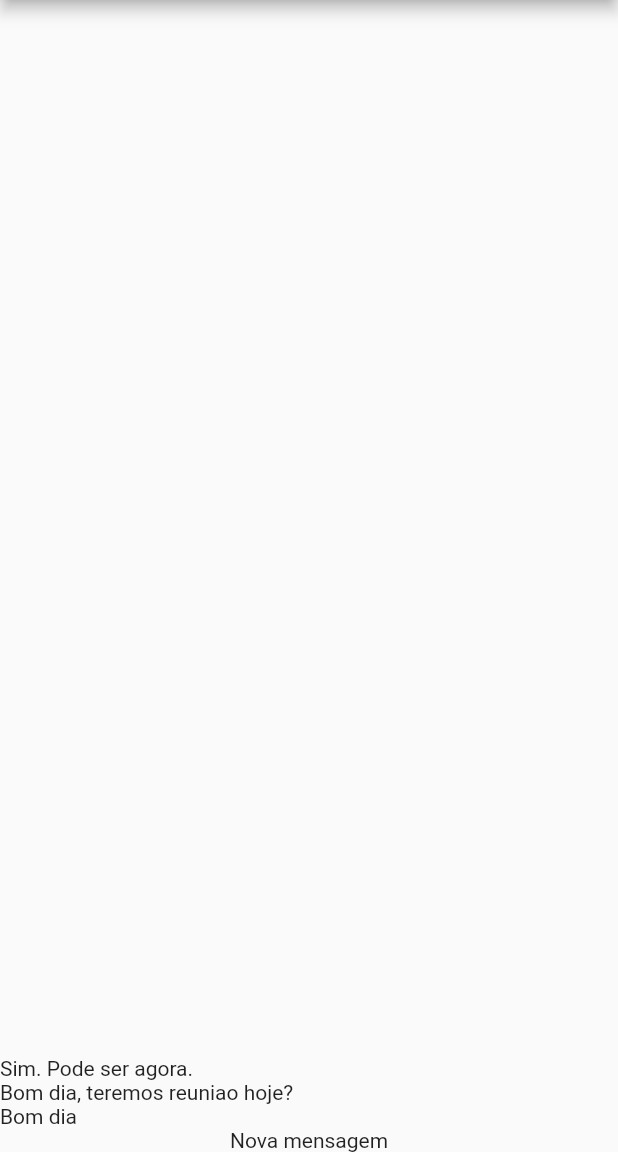
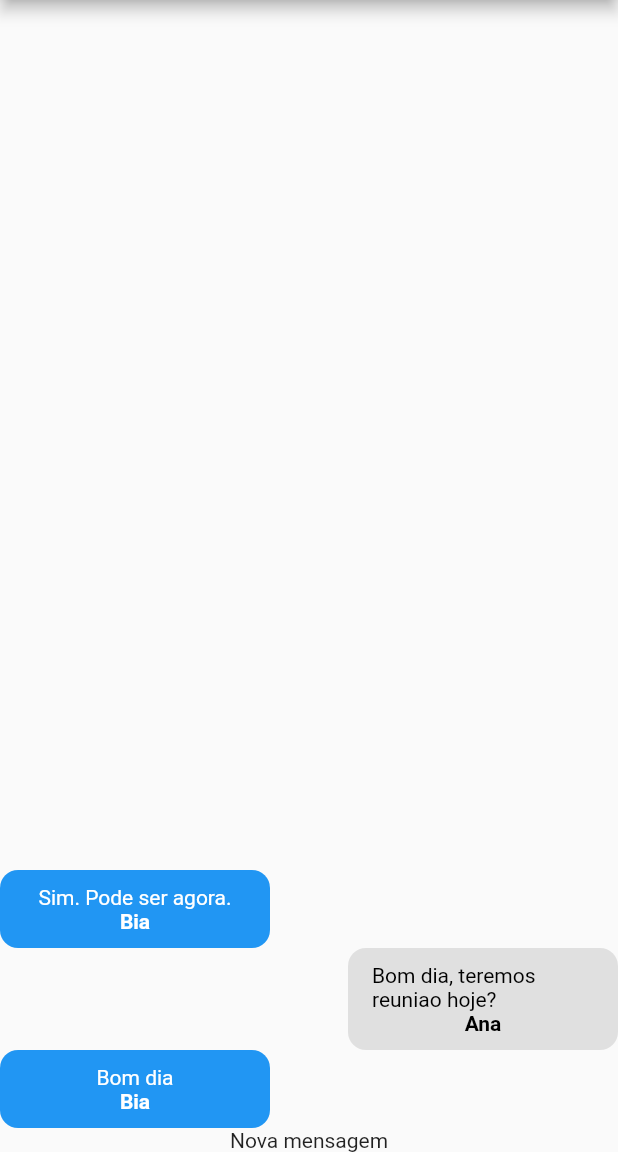
Before and after one commit to LuaDlc/chat_boom, a Flutter app: the screen it shows after launch, on a phone screen of 412 x 824 dp, the part 84-1236 px from its top. Run offline on Flutter 3.47's test engine with Material 2 defaults, Android fonts, the phone set to English and light mode, and no system bars; our stand-ins replace image_picker; accounts and stored records are empty.

Commit message:
componente message bubble

```diff
--- /dev/null
+++ b/lib/components/message_bubble.dart
@@ -0,0 +1,53 @@
+// ignore_for_file: public_member_api_docs, sort_constructors_first
+import 'package:flutter/material.dart';
+
+import 'package:chat/core/models/chat_message.dart';
+
+class MessageBubble extends StatelessWidget {
+  final ChatMessage message;
+  final bool belongsToCurrentUser;
+
+  const MessageBubble({
+    Key? key,
+    required this.message,
+    required this.belongsToCurrentUser,
+  }) : super(key: key);
+
+  @override
+  Widget build(BuildContext context) {
+    return Row(
+      mainAxisAlignment: belongsToCurrentUser
+          ? MainAxisAlignment.end
+          : MainAxisAlignment.start,
+      children: [
+        Container(
+            decoration: BoxDecoration(
+                color: belongsToCurrentUser
+                    ? Colors.grey.shade300
+                    : Theme.of(context).primaryColor,
+                borderRadius: const BorderRadius.all(
+                  Radius.circular(12),
+                )),
+            width: 180,
+            padding: const EdgeInsets.symmetric(vertical: 10, horizontal: 16),
+            child: Column(
+              children: [
+                Text(
+                  message.text,
+                  style: TextStyle(
+                      color:
+                          belongsToCurrentUser ? Colors.black : Colors.white),
+                ),
+                Text(
+                  message.userName,
+                  style: TextStyle(
+                      fontWeight: FontWeight.bold,
+                      color:
+                          belongsToCurrentUser ? Colors.black : Colors.white),
+                ),
+              ],
+            )),
+      ],
+    );
+  }
+}
--- a/lib/components/messages.dart
+++ b/lib/components/messages.dart
@@ -1,4 +1,6 @@
+import 'package:chat/components/message_bubble.dart';
 import 'package:chat/core/models/chat_message.dart';
+import 'package:chat/core/models/services/auth/auth_service.dart';
 import 'package:chat/core/models/services/auth/chat/chat_service.dart';
 import 'package:flutter/material.dart';
 
@@ -7,6 +9,7 @@ class Messages extends StatelessWidget {
 
   @override
   Widget build(BuildContext context) {
+    final currentUser = AuthService().currentUser;
     return StreamBuilder<List<ChatMessage>>(
       stream: ChatService().messagesStream(),
       builder: (ctx, snapshot) {
@@ -17,10 +20,12 @@ class Messages extends StatelessWidget {
         } else {
           final msg = snapshot.data!;
           return ListView.builder(
-            reverse: true,
-            itemCount: msg.length,
-            itemBuilder: (context, index) => Text(msg[index].text),
-          );
+              reverse: true,
+              itemCount: msg.length,
+              itemBuilder: (context, index) => MessageBubble(
+                  key: ValueKey(msg[index].id),
+                  message: msg[index],
+                  belongsToCurrentUser: currentUser?.id == msg[index].userId));
         }
       },
     );
--- a/lib/core/models/services/auth/auth_mock_service.dart
+++ b/lib/core/models/services/auth/auth_mock_service.dart
@@ -7,12 +7,12 @@ import 'package:chat/core/models/services/auth/auth_service.dart';
 
 class AuthMockService implements AuthService {
   static final _defaultUser = ChatUser(
-    id: '1',
-    name: 'Teste',
-    email: 'teste@teste.com',
+    id: '456',
+    name: 'Ana',
+    email: 'ana@ana.com',
     imageUrl: 'assets/images/avatar.png',
   );
-  static Map<String, ChatUser> _users = {
+  static final Map<String, ChatUser> _users = {
     _defaultUser.email: _defaultUser,
   };
   static ChatUser? _currentUser;
```
